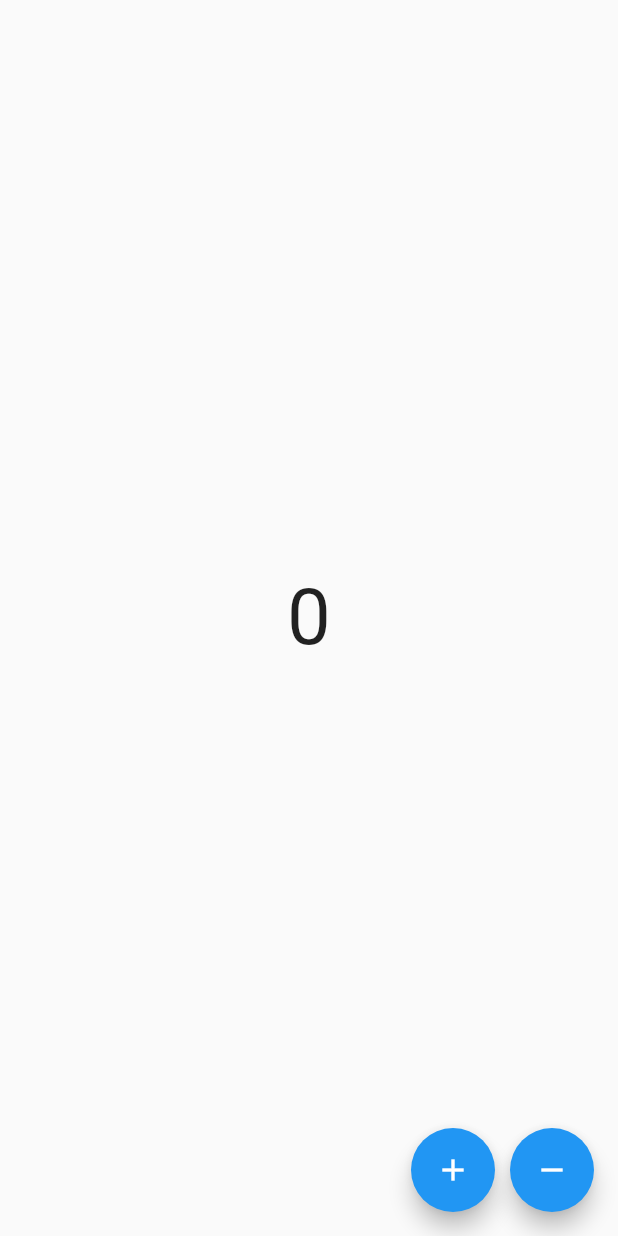
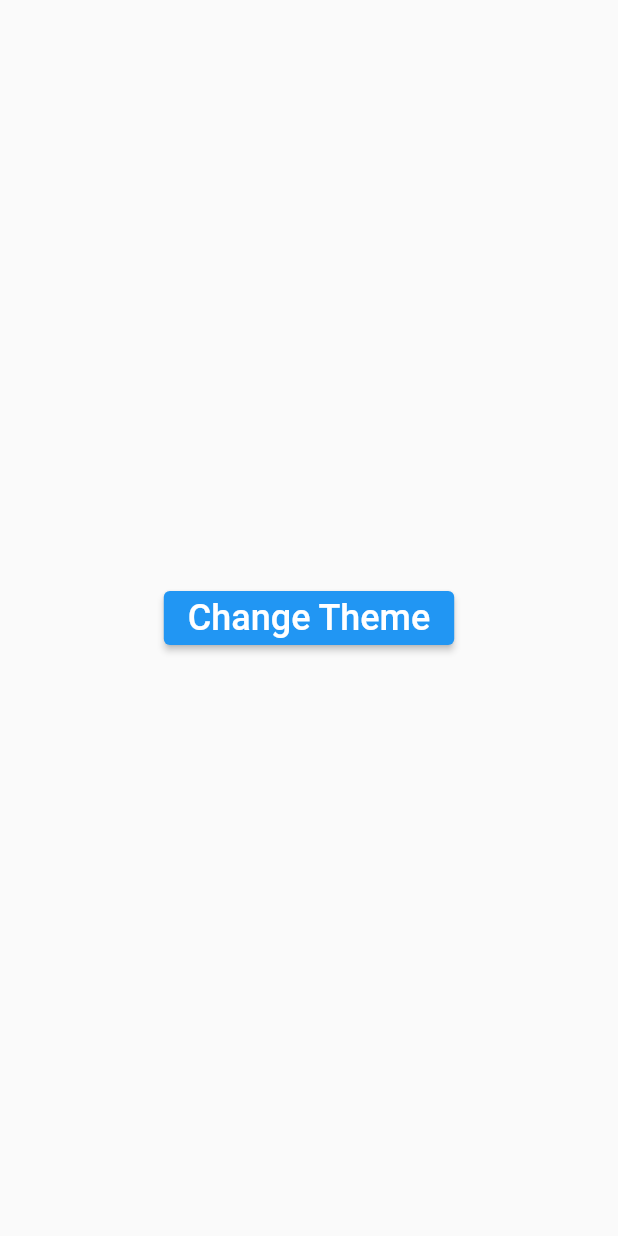
Before and after one commit to fahmi54321/basic_bloc, a Flutter app: the screen it shows after launch, on a phone screen of 412 x 824 dp. Run offline on Flutter 3.47's test engine with Material 2 defaults, Android fonts, the phone set to English and light mode, and no system bars; our stand-ins replace bloc, equatable, flutter_bloc.

Commit message:
passing data with bloc

```diff
--- a/lib/cubits/counter/counter_bloc.dart
+++ /dev/null
@@ -1,28 +0,0 @@
-import 'dart:async';
-
-import 'package:bloc/bloc.dart';
-import 'package:equatable/equatable.dart';
-
-part 'counter_event.dart';
-part 'counter_state.dart';
-
-class CounterBloc extends Bloc<CounterEvent, CounterState> {
-  CounterBloc()
-      : super(
-          CounterState.initial(),
-        ) {
-    on<IncrementCounterEvent>(_incrementCounter); // todo 4
-
-    on<DecrementCounterEvent>(_decrementCounter); // todo 5 (next main.dart)
-  }
-
-  void _incrementCounter(
-      IncrementCounterEvent event, Emitter<CounterState> emit) {
-    emit(state.copyWith(counter: state.counter + 1));
-  }
-
-  void _decrementCounter(
-      DecrementCounterEvent event, Emitter<CounterState> emit) {
-    emit(state.copyWith(counter: state.counter - 1));
-  }
-}
--- a/lib/cubits/counter/counter_event.dart
+++ /dev/null
@@ -1,14 +0,0 @@
-part of 'counter_bloc.dart';
-
-abstract class CounterEvent extends Equatable {
-  const CounterEvent();
-
-  @override
-  List<Object> get props => [];
-}
-
-//todo 2
-class IncrementCounterEvent extends CounterEvent {}
-
-//todo 3 (next counter_bloc)
-class DecrementCounterEvent extends CounterEvent {}
--- a/lib/cubits/counter/counter_state.dart
+++ /dev/null
@@ -1,27 +0,0 @@
-part of 'counter_bloc.dart';
-
-//todo 1 (next counter_event.dart)
-class CounterState extends Equatable {
-  final int counter;
-  const CounterState({
-    required this.counter,
-  });
-
-  factory CounterState.initial() {
-    return CounterState(counter: 0);
-  }
-
-  CounterState copyWith({
-    int? counter,
-  }) {
-    return CounterState(
-      counter: counter ?? this.counter,
-    );
-  }
-
-  @override
-  bool get stringify => true;
-
-  @override
-  List<Object> get props => [counter];
-}
--- a/lib/main.dart
+++ b/lib/main.dart
@@ -1,5 +1,6 @@
-import 'package:basic_bloc/cubits/counter/counter_bloc.dart';
-import 'package:basic_bloc/other_page.dart';
+import 'dart:math';
+
+import 'package:basic_bloc/theme/theme_bloc.dart';
 import 'package:flutter/material.dart';
 import 'package:flutter_bloc/flutter_bloc.dart';
 
@@ -13,15 +14,20 @@ class MyApp extends StatelessWidget {
   // This widget is the root of your application.
   @override
   Widget build(BuildContext context) {
-    return BlocProvider<CounterBloc>(
+    return BlocProvider<ThemeBloc>(
+      // todo 5
+      create: (context) => ThemeBloc(),
+      child: BlocBuilder<ThemeBloc, ThemeState>(
         // todo 6
-      create: (context) => CounterBloc(),
-      child: MaterialApp(
+        builder: (context, state) {
+          return MaterialApp(
             title: 'Flutter Demo',
-        theme: ThemeData(
-          primarySwatch: Colors.blue,
-        ),
+            theme: state.appTheme == AppTheme.light // todo 7
+                ? ThemeData.light()
+                : ThemeData.dark(),
             home: const MyHomePage(),
+          );
+        },
       ),
     );
   }
@@ -32,58 +38,22 @@ class MyHomePage extends StatelessWidget {
 
   @override
   Widget build(BuildContext context) {
-    return BlocListener<CounterBloc, CounterState>(
-      // todo 7
-      listener: (context, state) {
-        if (state.counter == 3) {
-          showDialog(
-              context: context,
-              builder: (context) => AlertDialog(
-                    content: Text(
-                      'counter is ${state.counter}',
-                    ),
-                  ));
-        } else if (state.counter == -1) {
-          Navigator.push(
-            context,
-            MaterialPageRoute(
-              builder: (_) => const OtherPage(),
+    return Scaffold(
+      body: Center(
+        child: ElevatedButton(
+          onPressed: () {
+            final int randInt = Random().nextInt(10);
+            context.read<ThemeBloc>().add(
+                  // todo 8 (finish)
+                  ChangeThemeEvent(
+                    randInt: randInt,
                   ),
                 );
-        }
           },
-      child: Scaffold(
-        body: Center(
-          child: Text(
-            '${context.watch<CounterBloc>().state.counter}', // todo 8
-            style: const TextStyle(
-              fontSize: 52.0,
+          child: const Text(
+            'Change Theme',
+            style: TextStyle(fontSize: 24.0),
           ),
-          ),
-        ),
-        floatingActionButton: Row(
-          mainAxisAlignment: MainAxisAlignment.end,
-          children: [
-            FloatingActionButton(
-              onPressed: () {
-                context
-                    .read<CounterBloc>()
-                    .add(IncrementCounterEvent()); // todo 9
-              },
-              heroTag: 'increment',
-              child: const Icon(Icons.add),
-            ),
-            const SizedBox(width: 10.0),
-            FloatingActionButton(
-              onPressed: () {
-                context
-                    .read<CounterBloc>()
-                    .add(DecrementCounterEvent()); // todo 10 (finish)
-              },
-              heroTag: 'decrement',
-              child: const Icon(Icons.remove),
-            ),
-          ],
         ),
       ),
     );
--- /dev/null
+++ b/lib/theme/theme_bloc.dart
@@ -0,0 +1,25 @@
+import 'dart:async';
+
+import 'package:bloc/bloc.dart';
+import 'package:equatable/equatable.dart';
+
+part 'theme_event.dart';
+part 'theme_state.dart';
+
+class ThemeBloc extends Bloc<ThemeEvent, ThemeState> {
+  ThemeBloc()
+      : super(
+          ThemeState.initial(),
+        ) {
+    on<ChangeThemeEvent>(_changeThemeEvent);
+  }
+
+  // todo 4 (next main.dart)
+  void _changeThemeEvent(ChangeThemeEvent event, Emitter<ThemeState> emit) {
+    if (event.randInt % 2 == 0) {
+      emit(state.copyWith(appTheme: AppTheme.light));
+    } else {
+      emit(state.copyWith(appTheme: AppTheme.dark));
+    }
+  }
+}
--- /dev/null
+++ b/lib/theme/theme_event.dart
@@ -0,0 +1,23 @@
+// ignore_for_file: public_member_api_docs, sort_constructors_first
+part of 'theme_bloc.dart';
+
+abstract class ThemeEvent extends Equatable {
+  const ThemeEvent();
+
+  @override
+  List<Object> get props => [];
+}
+
+// todo 2
+class ChangeThemeEvent extends ThemeEvent {
+  final int randInt; // todo 3 (next theme.bloc.dart)
+  const ChangeThemeEvent({
+    required this.randInt,
+  });
+
+  @override
+  String toString() => 'ChangeThemeEvent(randInt: $randInt)';
+
+  @override
+  List<Object> get props => [randInt];
+}
--- /dev/null
+++ b/lib/theme/theme_state.dart
@@ -0,0 +1,30 @@
+// ignore_for_file: public_member_api_docs, sort_constructors_first
+
+part of 'theme_bloc.dart';
+
+// todo 1 (next theme_event.dart)
+
+enum AppTheme { light, dark }
+
+class ThemeState extends Equatable {
+  final AppTheme appTheme;
+  const ThemeState({this.appTheme = AppTheme.light});
+
+  ThemeState copyWith({
+    AppTheme? appTheme,
+  }) {
+    return ThemeState(
+      appTheme: appTheme ?? this.appTheme,
+    );
+  }
+
+  factory ThemeState.initial() {
+    return const ThemeState();
+  }
+
+  @override
+  bool get stringify => true;
+
+  @override
+  List<Object> get props => [appTheme];
+}
```
Also changed, not shown: lib/other_page.dart (deleted, +0 -22 lines). Lines whose indentation alone changed are shown as unchanged.
